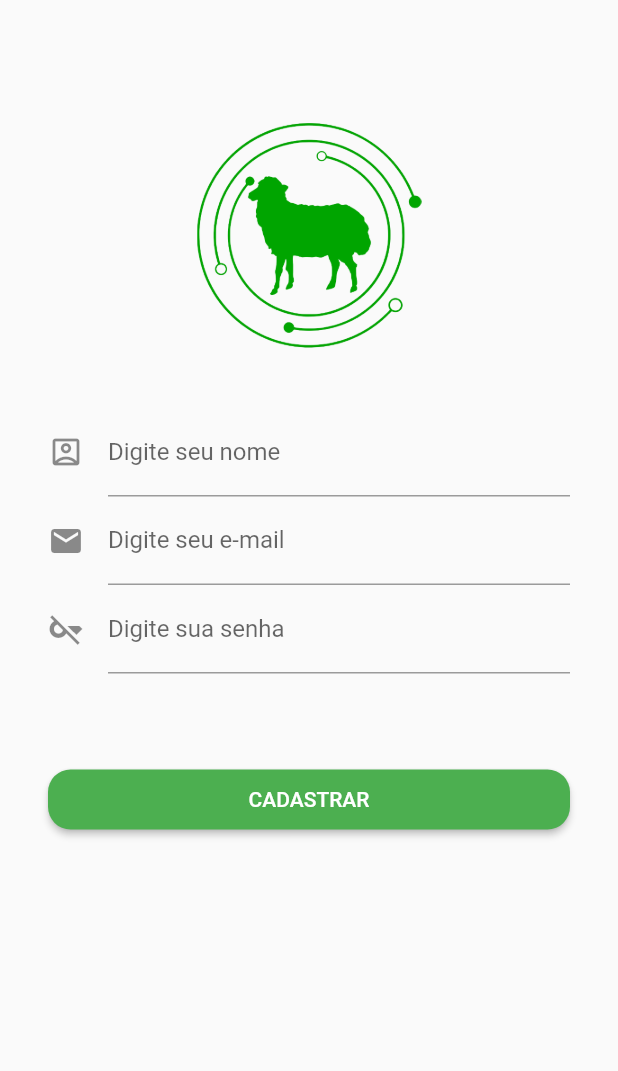
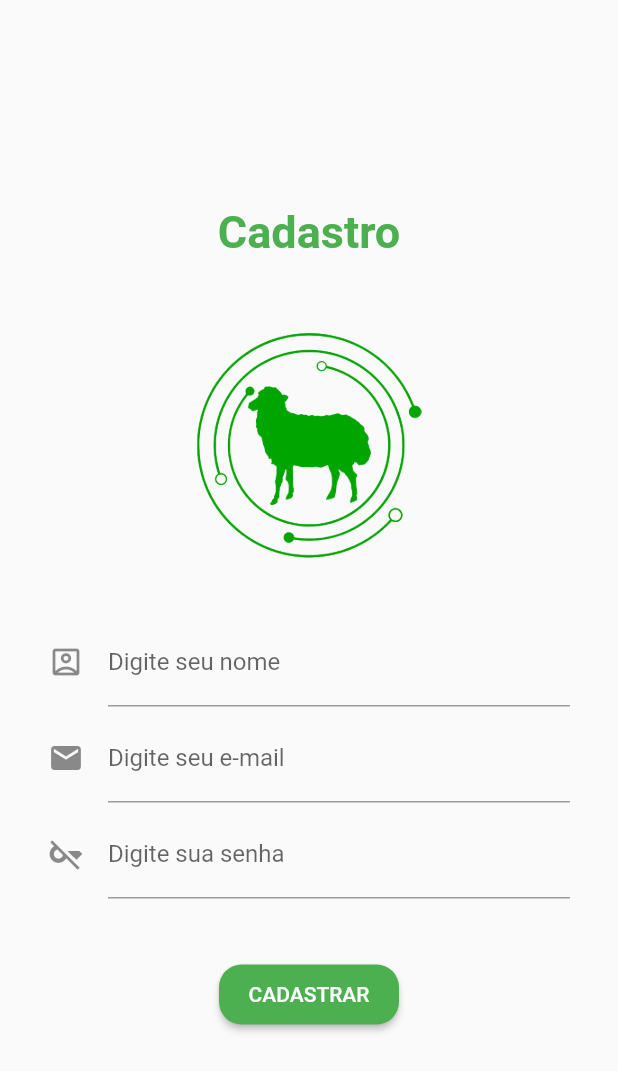
Before and after one commit to PeedroHenriquee/Ovision, a Flutter app: the Cadastro screen opened by its route, on a phone screen of 412 x 824 dp. Shown: the top 1071 px of the screen. Run offline on Flutter 3.47's test engine with Material 2 defaults, Android fonts, the phone set to English and light mode, and no system bars; our stand-ins replace firebase_auth, firebase_core, firebase_storage, image_picker, video_player; accounts and stored records are empty; network calls fail.

Commit message:
interface update

```diff
--- a/lib/views/cadastro.dart
+++ b/lib/views/cadastro.dart
@@ -18,14 +18,19 @@ class _CadastroState extends State<Cadastro> {
   @override
   Widget build(BuildContext context) {
     return Scaffold(
-
-
-
-      //incluir  logo.
-      body: ListView(padding: EdgeInsets.all(32.0), children: [
+      body: Container(
+        alignment: Alignment.center,
+        child: SingleChildScrollView(padding: EdgeInsets.all(32.0),
+        child: Column(
+          children :[
+            Text('Cadastro',
+            style: TextStyle(
+              color: Colors.green,
+              fontSize: 30,
+              fontWeight: FontWeight.w600
+            ),),
             SizedBox(
               height: 50,
-
             ),
             SizedBox(
               height: 150,
@@ -41,17 +46,23 @@ class _CadastroState extends State<Cadastro> {
                 decoration: InputDecoration(
                     label: Text('Digite seu nome'),
                     icon: Icon(Icons.account_box_outlined))),
+            SizedBox(
+              height: 5,),
             TextFormField(
                 controller: _emailController,
                 decoration: InputDecoration(
-                label: Text('Digite seu e-mail'), icon: Icon(Icons.email))),
+                    label: Text('Digite seu e-mail'),
+                    icon: Icon(Icons.email))),
+              SizedBox(
+              height: 5,),
             TextFormField(
                 controller: _psController,
                 obscureText: true,
                 decoration: InputDecoration(
-                label: Text('Digite sua senha'), icon: Icon(Icons.key_off))),
+                    label: Text('Digite sua senha'),
+                    icon: Icon(Icons.key_off))),
             SizedBox(
-          height: 60,
+              height: 40,
             ),
             //botao para cadastrar usúario.
             ElevatedButton(
@@ -63,11 +74,13 @@ class _CadastroState extends State<Cadastro> {
                 minimumSize: MaterialStateProperty.all(Size(120, 40)),
                 backgroundColor: MaterialStateProperty.all<Color>(Colors.green),
                 shape: MaterialStateProperty.all(RoundedRectangleBorder(borderRadius: BorderRadius.circular(15)))
-
                 ),
               ),
             ]
-    ));
+          ),
+        ),
+      )
+    );
   }
 
   cadastrar() async {
--- a/lib/views/myhomepage.dart
+++ b/lib/views/myhomepage.dart
@@ -74,7 +74,7 @@ class _HomeState extends State<Home> {
               TextField(
                 controller: _senhaController,
                 obscureText: _showPassword == false ? true : false,
-                autofocus: true,
+                autofocus: false,
                 keyboardType: TextInputType.emailAddress,
                 decoration: InputDecoration(
                     border: OutlineInputBorder(
```
Also changed, not shown: lib/views/fotoo.dart (+23 -16 lines). Lines whose indentation alone changed are shown as unchanged.
